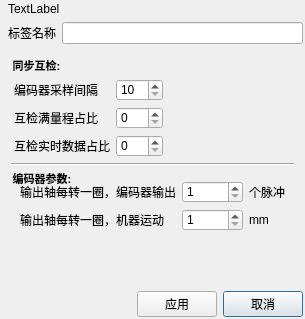
Above: graphical_config/safety_param_dialog.ui from su0814/qt_spc100 before the change. Below: the same form after it.
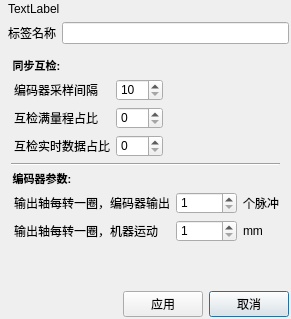
That is the form after the change.

Diff of the .ui file:
```diff
--- a/graphical_config/safety_param_dialog.ui
+++ b/graphical_config/safety_param_dialog.ui
@@ -410,7 +410,6 @@
         <widget class="QGroupBox" name="groupBox_encode_param">
          <property name="font">
           <font>
-           <family>Arial</family>
            <pointsize>-1</pointsize>
            <weight>75</weight>
            <italic>false</italic>
@@ -425,6 +424,18 @@
           <string>编码器参数:</string>
          </property>
          <layout class="QGridLayout" name="gridLayout_2">
+          <property name="leftMargin">
+           <number>3</number>
+          </property>
+          <property name="topMargin">
+           <number>20</number>
+          </property>
+          <property name="rightMargin">
+           <number>0</number>
+          </property>
+          <property name="bottomMargin">
+           <number>0</number>
+          </property>
           <item row="0" column="2">
            <widget class="QLabel" name="label_2">
             <property name="font">
```
Left out of the diff: 3 changed lines with no effect on the pictures.
